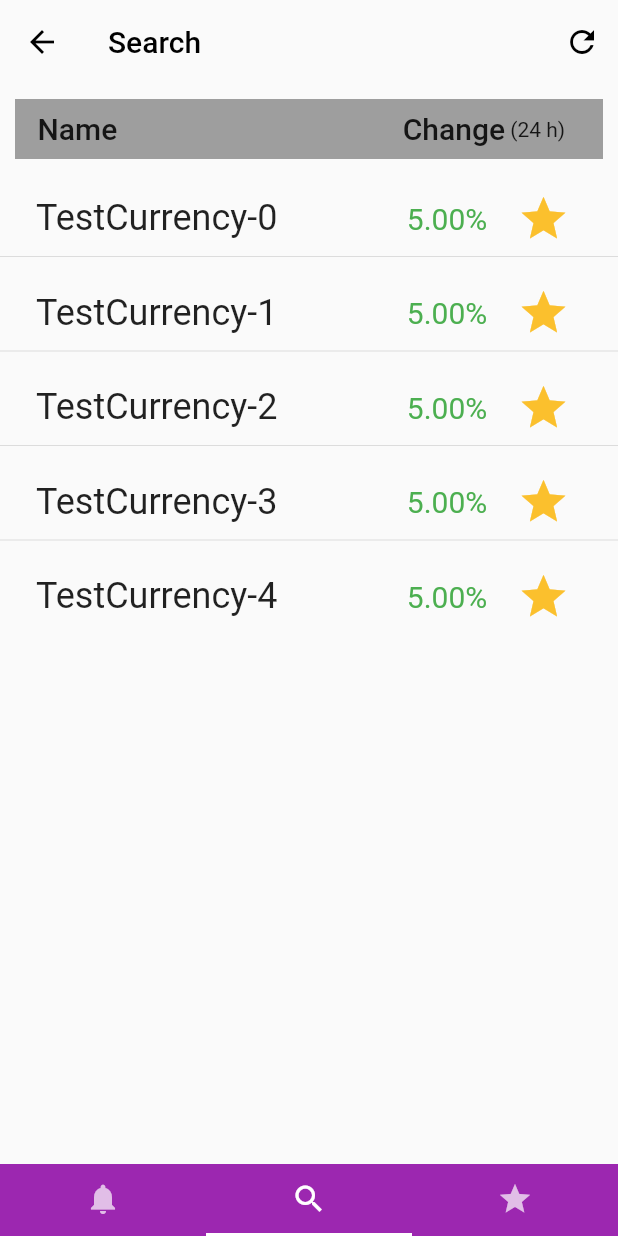
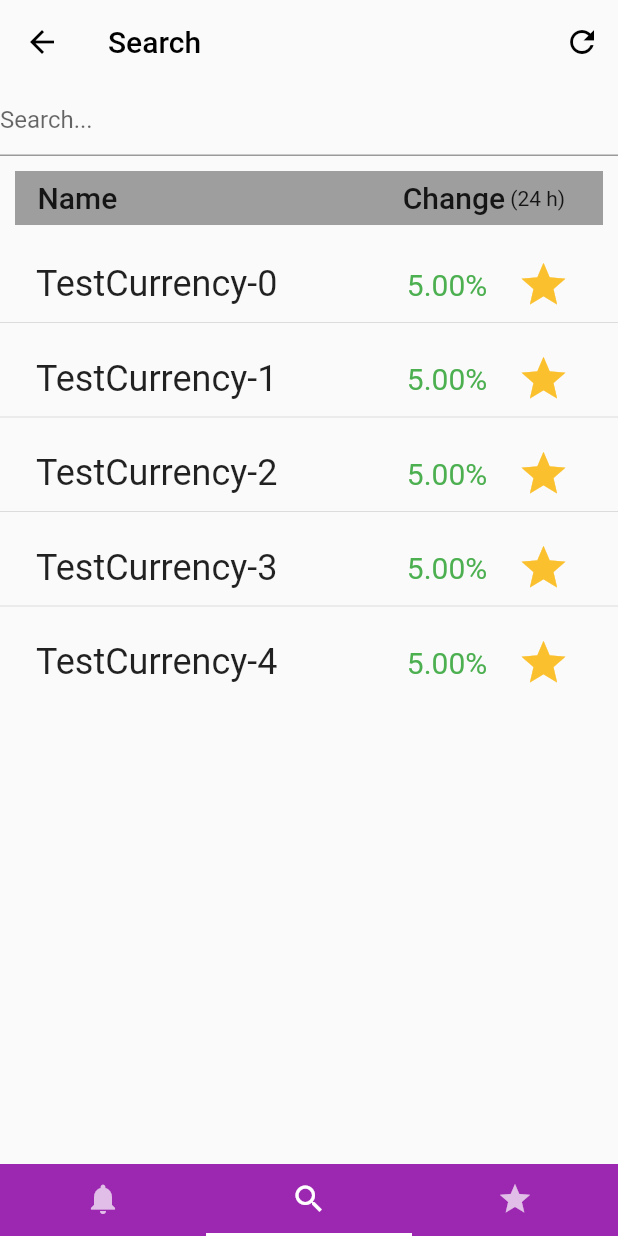
Before and after one commit to gu-tig169/Projektgrupp4, a Flutter app: the MainScreen screen opened directly with empty values, item 2 of the bottom bar chosen, on a phone screen of 412 x 824 dp. Run offline on Flutter 3.47's test engine with Material 2 defaults, Android fonts, the phone set to English and light mode, and no system bars; missing offline and left inert: loading_animations.

Commit message:
Creation of search field

```diff
--- a/lib/global_widgets/currency_list_view.dart
+++ b/lib/global_widgets/currency_list_view.dart
@@ -5,16 +5,35 @@ import 'package:flutter/material.dart';
 import 'package:provider/provider.dart';
 import 'package:loading_animations/loading_animations.dart';
 
-class CurrencyListView extends StatelessWidget {
+class CurrencyListView extends StatefulWidget {
   final bool isFavoriteScreen;
-  CurrencyListView({this.isFavoriteScreen=false});
+  final TextEditingController searchController = TextEditingController();
+  CurrencyListView({this.isFavoriteScreen = false});
 
+  @override
+  _CurrencyListViewState createState() => _CurrencyListViewState();
+}
+
+class _CurrencyListViewState extends State<CurrencyListView> {
+  List<Currency> _searchFilter(List<Currency> list) {
+    return list
+        .where((e) => e.name.toLowerCase().contains(widget.searchController.text.toLowerCase()))
+        .toList();
+  }
 
   @override
   Widget build(BuildContext context) {
-    List<Currency> favorites= Provider.of<Currencies>(context, listen: false).list.where((e) => e.isFavorite).toList();
+    List<Currency> favorites =
+        Provider.of<Currencies>(context, listen: false).list.where((e) => e.isFavorite).toList();
     return Column(
       children: [
+        TextField(
+          controller: widget.searchController,
+          decoration: InputDecoration(hintText: 'Search...'),
+          onChanged: (value) {
+            setState(() {});
+          },
+        ),
         Expanded(
           flex: 1,
           child: titleBar(context),
@@ -25,8 +44,16 @@ class CurrencyListView extends StatelessWidget {
             builder: (context, state, child) => (state.loading)
                 ? LoadingFlipping.circle()
                 : ListView.separated(
-                    itemCount: (isFavoriteScreen)? favorites.length : state.list?.length,
-                    itemBuilder: (context, index,) => (isFavoriteScreen)? CurrencyCard(favorites[index]) : CurrencyCard(state.list[index]),
+                    itemCount: (widget.isFavoriteScreen)
+                        ? _searchFilter(favorites).length
+                        : _searchFilter(state.list).length,
+                    itemBuilder: (
+                      context,
+                      index,
+                    ) =>
+                        (widget.isFavoriteScreen)
+                            ? CurrencyCard(_searchFilter(favorites)[index])
+                            : CurrencyCard(_searchFilter(state.list)[index]),
                     separatorBuilder: (context, index) => Divider(),
                   ),
           ),
@@ -34,7 +61,6 @@ class CurrencyListView extends StatelessWidget {
       ],
     );
   }
-
 
   Widget titleBar(context) {
     return Container(
@@ -44,7 +70,7 @@ class CurrencyListView extends StatelessWidget {
           Expanded(
               flex: 3,
               child: Padding(
-                padding: const EdgeInsets.only(left:15),
+                padding: const EdgeInsets.only(left: 15),
                 child: Text(
                   'Name',
                   style: Theme.of(context).textTheme.headline6,
@@ -55,11 +81,11 @@ class CurrencyListView extends StatelessWidget {
               flex: 2,
               child: Container(
                 alignment: Alignment.centerRight,
-                child: Text('Change',
-                    style: Theme.of(context).textTheme.headline6,
+                child: Text(
+                  'Change',
+                  style: Theme.of(context).textTheme.headline6,
                   overflow: TextOverflow.ellipsis,
-
-                    ),
+                ),
               )),
           Expanded(
             flex: 1,
@@ -72,7 +98,6 @@ class CurrencyListView extends StatelessWidget {
       margin: EdgeInsets.all(10),
       decoration: BoxDecoration(
         color: Colors.grey,
-
       ),
     );
   }
--- a/lib/screens/main_screen.dart
+++ b/lib/screens/main_screen.dart
@@ -46,6 +46,7 @@ class _MainScreenState extends State<MainScreen> with SingleTickerProviderStateM
   @override
   Widget build(BuildContext context) {
     return Scaffold(
+      resizeToAvoidBottomInset: false,
       appBar: appBar(context, title: _title, actions: [
         IconButton(
             icon: Icon(Icons.refresh),
```
Also changed, not shown: lib/screens/search_screen/currency_list_view.dart (deleted, +0 -20 lines).
